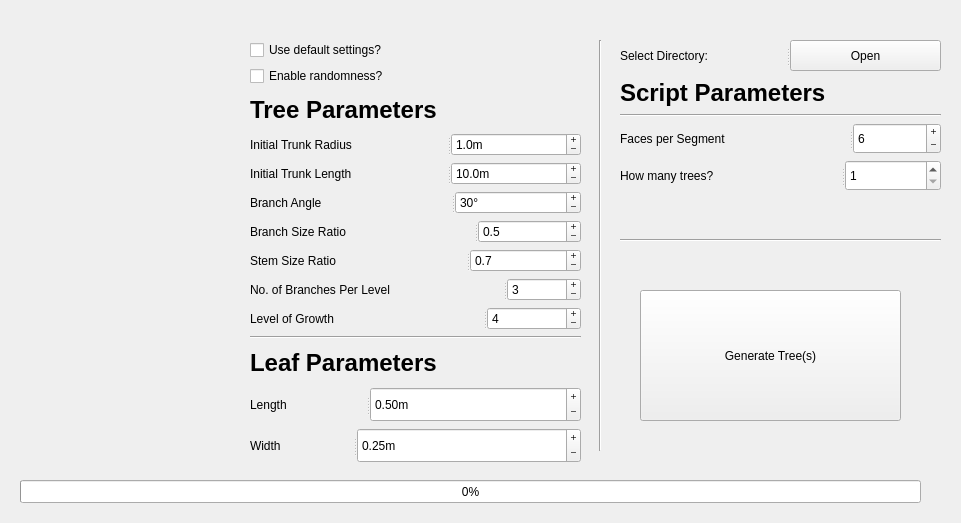
The window that generator.ui (dan-c-underwood/tree-generator) describes before a commit, drawn with Qt 5.
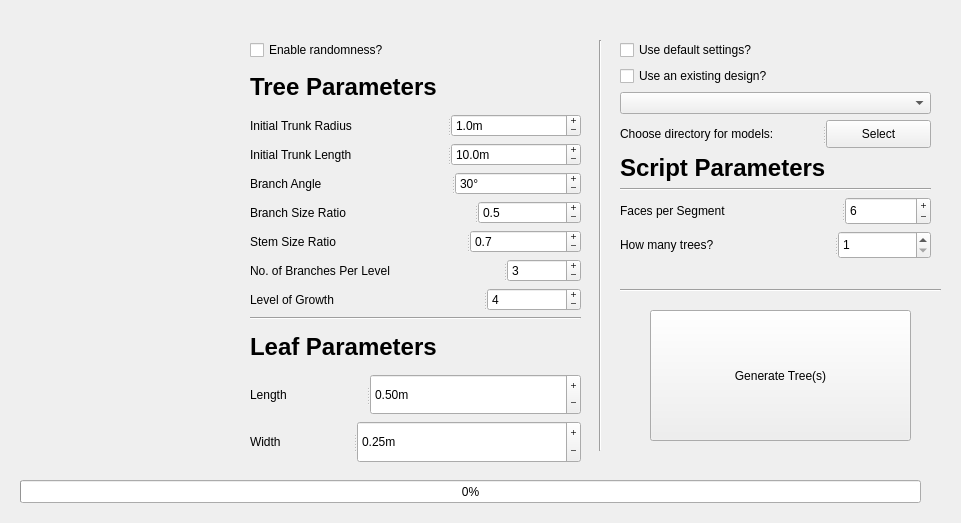
The same window after the commit.

```diff
--- a/generator.ui
+++ b/generator.ui
@@ -24,16 +24,6 @@
      </rect>
     </property>
     <layout class="QVBoxLayout" name="verticalLayout_4">
-     <item>
-      <widget class="QCheckBox" name="defaultBox">
-       <property name="toolTip">
-        <string>&lt;html&gt;&lt;head/&gt;&lt;body&gt;&lt;p&gt;Use the default settings provided, guaranteed to produce a &amp;quot;tree-like&amp;quot; model&lt;/p&gt;&lt;/body&gt;&lt;/html&gt;</string>
-       </property>
-       <property name="text">
-        <string>Use default settings?</string>
-       </property>
-      </widget>
-     </item>
      <item>
       <widget class="QCheckBox" name="randomBox">
        <property name="toolTip">
@@ -425,8 +415,8 @@
     </property>
     <property name="geometry">
      <rect>
-      <x>640</x>
-      <y>290</y>
+      <x>650</x>
+      <y>310</y>
       <width>261</width>
       <height>131</height>
      </rect>
@@ -448,7 +438,7 @@
     <property name="geometry">
      <rect>
       <x>620</x>
-      <y>230</y>
+      <y>280</y>
       <width>321</width>
       <height>20</height>
      </rect>
@@ -457,16 +447,43 @@
      <enum>Qt::Horizontal</enum>
     </property>
    </widget>
-   <widget class="QWidget" name="">
+   <widget class="QWidget" name="layoutWidget">
     <property name="geometry">
      <rect>
       <x>620</x>
       <y>40</y>
-      <width>321</width>
-      <height>151</height>
+      <width>311</width>
+      <height>219</height>
      </rect>
     </property>
     <layout class="QVBoxLayout" name="verticalLayout_5">
+     <item>
+      <widget class="QCheckBox" name="defaultBox">
+       <property name="toolTip">
+        <string>&lt;html&gt;&lt;head/&gt;&lt;body&gt;&lt;p&gt;Use the default settings provided, guaranteed to produce a &amp;quot;tree-like&amp;quot; model&lt;/p&gt;&lt;/body&gt;&lt;/html&gt;</string>
+       </property>
+       <property name="text">
+        <string>Use default settings?</string>
+       </property>
+      </widget>
+     </item>
+     <item>
+      <widget class="QCheckBox" name="existingBox">
+       <property name="toolTip">
+        <string>&lt;html&gt;&lt;head/&gt;&lt;body&gt;&lt;p&gt;Choose a design from a premade set of preferences.&lt;/p&gt;&lt;/body&gt;&lt;/html&gt;</string>
+       </property>
+       <property name="text">
+        <string>Use an existing design?</string>
+       </property>
+      </widget>
+     </item>
+     <item>
+      <widget class="QComboBox" name="designList">
+       <property name="toolTip">
+        <string>&lt;html&gt;&lt;head/&gt;&lt;body&gt;&lt;p&gt;List of usable designs.&lt;/p&gt;&lt;/body&gt;&lt;/html&gt;</string>
+       </property>
+      </widget>
+     </item>
      <item>
       <widget class="QSplitter" name="splitter_11">
        <property name="toolTip">
@@ -477,12 +494,12 @@
        </property>
        <widget class="QLabel" name="directoryLabel">
         <property name="text">
-         <string>Select Directory:</string>
+         <string>Choose directory for models:</string>
         </property>
        </widget>
        <widget class="QPushButton" name="directoryButton">
         <property name="text">
-         <string>Open</string>
+         <string>Select</string>
         </property>
        </widget>
       </widget>
```
